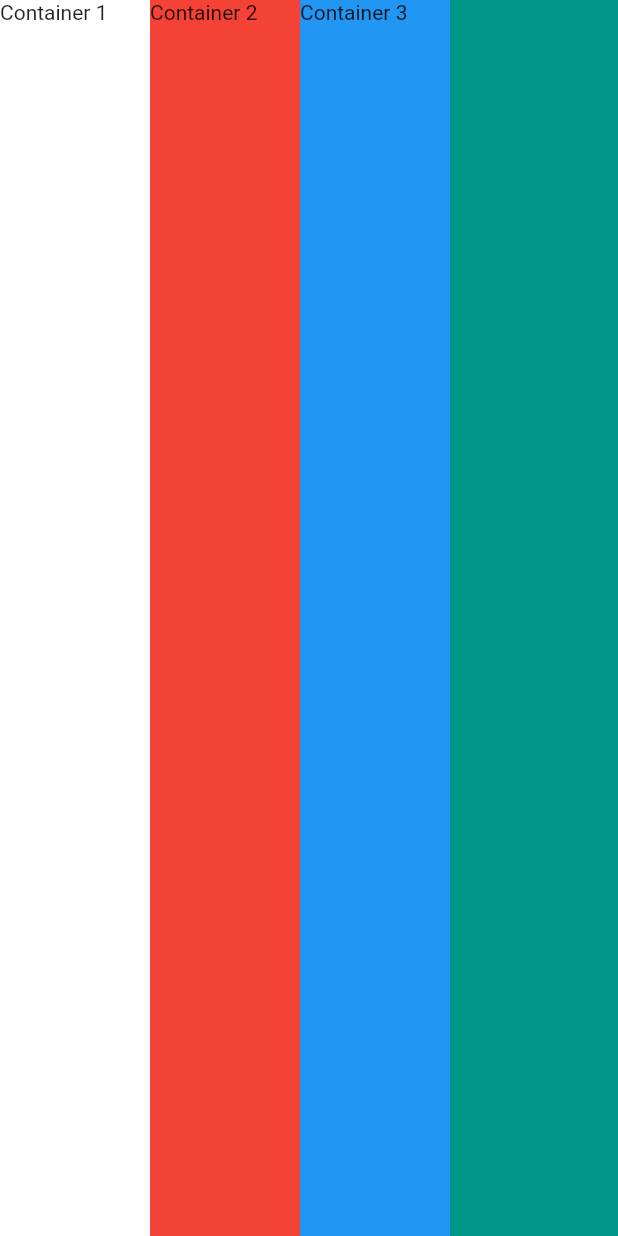
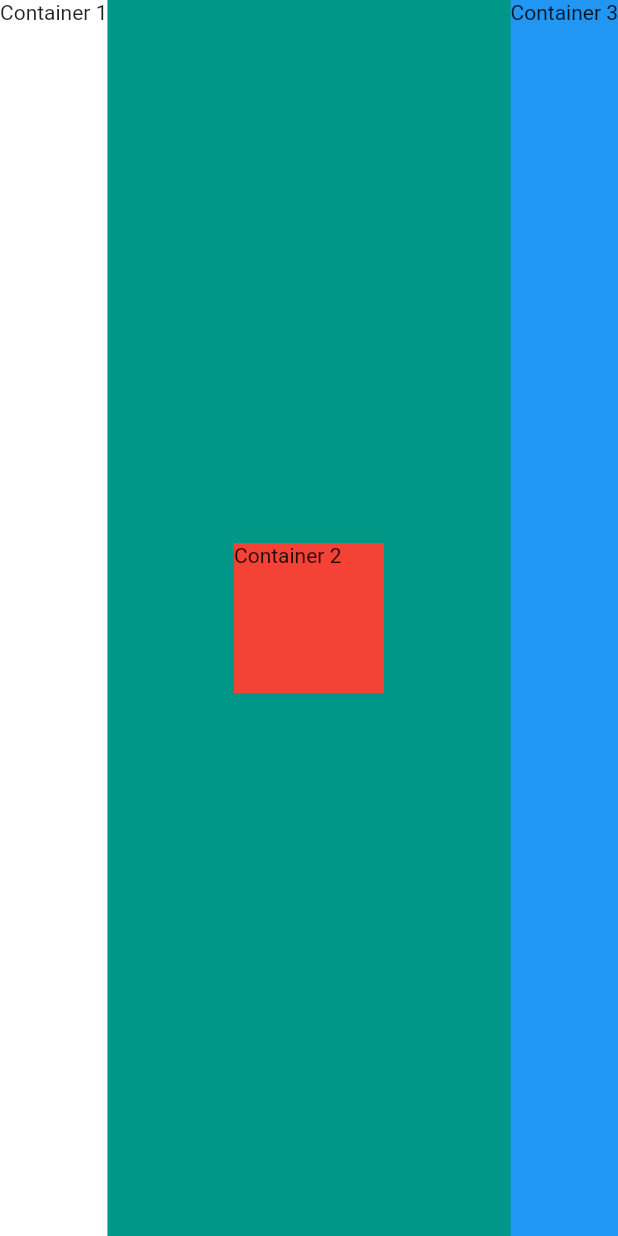
Before and after one commit to iamsaqibs/My-Business-Card, a Flutter app: the screen it shows after launch, on a phone screen of 412 x 824 dp. Run offline on Flutter 3.47's test engine with Material 2 defaults, Android fonts, the phone set to English and light mode, and no system bars.

Commit message:
Layout challenge

```diff
--- a/lib/main.dart
+++ b/lib/main.dart
@@ -10,14 +10,17 @@ class MyApp extends StatelessWidget {
         backgroundColor: Colors.teal,
         body: SafeArea(
             child: Row(
-              crossAxisAlignment: CrossAxisAlignment.stretch,
+              mainAxisAlignment: MainAxisAlignment.spaceBetween,
               children: <Widget>[
                 Container(
-                  height: 100,
-                  width: 100,
+                  height: double.infinity,
+                  // width: 100,
                   color: Colors.white,
                   child: Text('Container 1'),
                 ),
+                // SizedBox(
+                //   width: 20,
+                // ),
                 Container(
                   height: 100,
                   width: 100,
@@ -25,8 +28,8 @@ class MyApp extends StatelessWidget {
                   child: Text('Container 2'),
                 ),
                 Container(
-                  height: 100,
-                  width: 100,
+                  height: double.infinity,
+                  // width: 100,
                   child: Text('Container 3'),
                   color: Colors.blue,
                 ),
```
